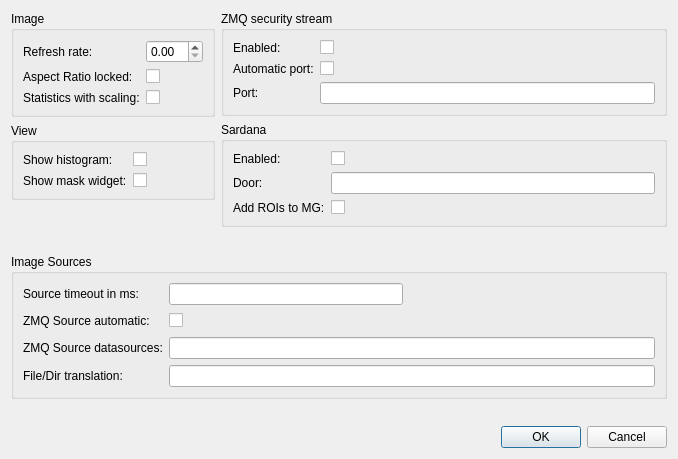
Qt form lavuelib/ui/ConfigDialog.ui (syncope/lavue) before a commit.
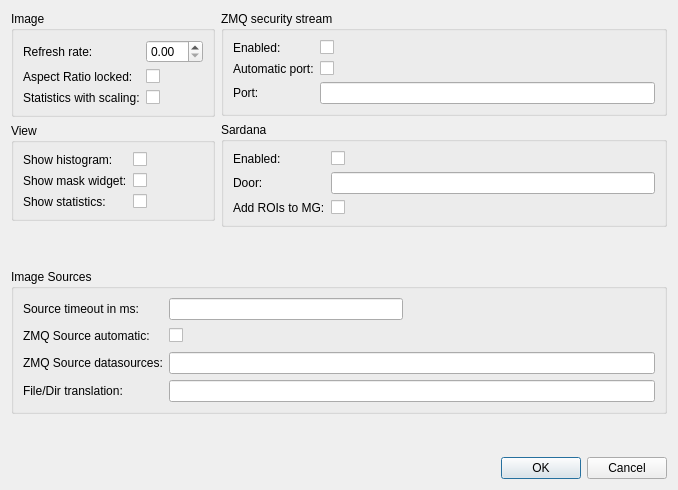
The same form after that commit.

```diff
--- a/lavuelib/ui/ConfigDialog.ui
+++ b/lavuelib/ui/ConfigDialog.ui
@@ -7,7 +7,7 @@
     <x>0</x>
     <y>0</y>
     <width>678</width>
-    <height>459</height>
+    <height>490</height>
    </rect>
   </property>
   <property name="windowTitle">
@@ -156,6 +156,26 @@
                 </property>
                </widget>
               </item>
+              <item row="2" column="1">
+               <widget class="QCheckBox" name="showstatsCheckBox">
+                <property name="toolTip">
+                 <string>&lt;html&gt;&lt;head/&gt;&lt;body&gt;&lt;p&gt;show widgets statistics values&lt;/p&gt;&lt;/body&gt;&lt;/html&gt;</string>
+                </property>
+                <property name="text">
+                 <string/>
+                </property>
+               </widget>
+              </item>
+              <item row="2" column="0">
+               <widget class="QLabel" name="showstatsLabel">
+                <property name="toolTip">
+                 <string>&lt;html&gt;&lt;head/&gt;&lt;body&gt;&lt;p&gt;show widgets statistics values&lt;/p&gt;&lt;/body&gt;&lt;/html&gt;</string>
+                </property>
+                <property name="text">
+                 <string>Show statistics:</string>
+                </property>
+               </widget>
+              </item>
              </layout>
             </item>
            </layout>
```
